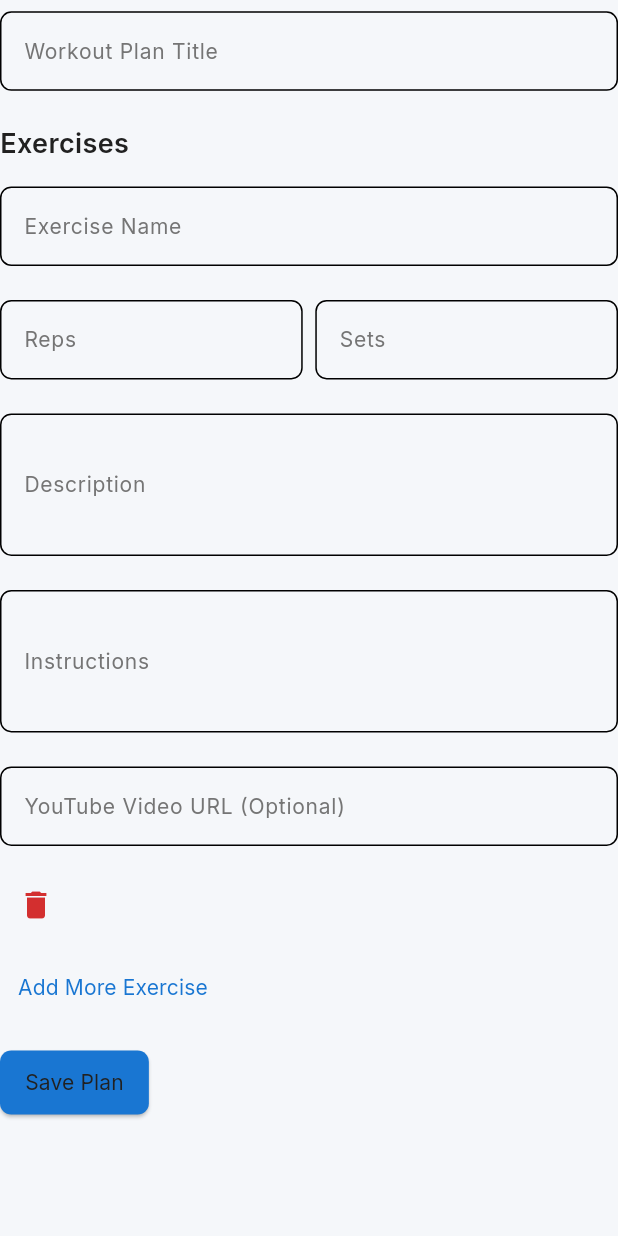
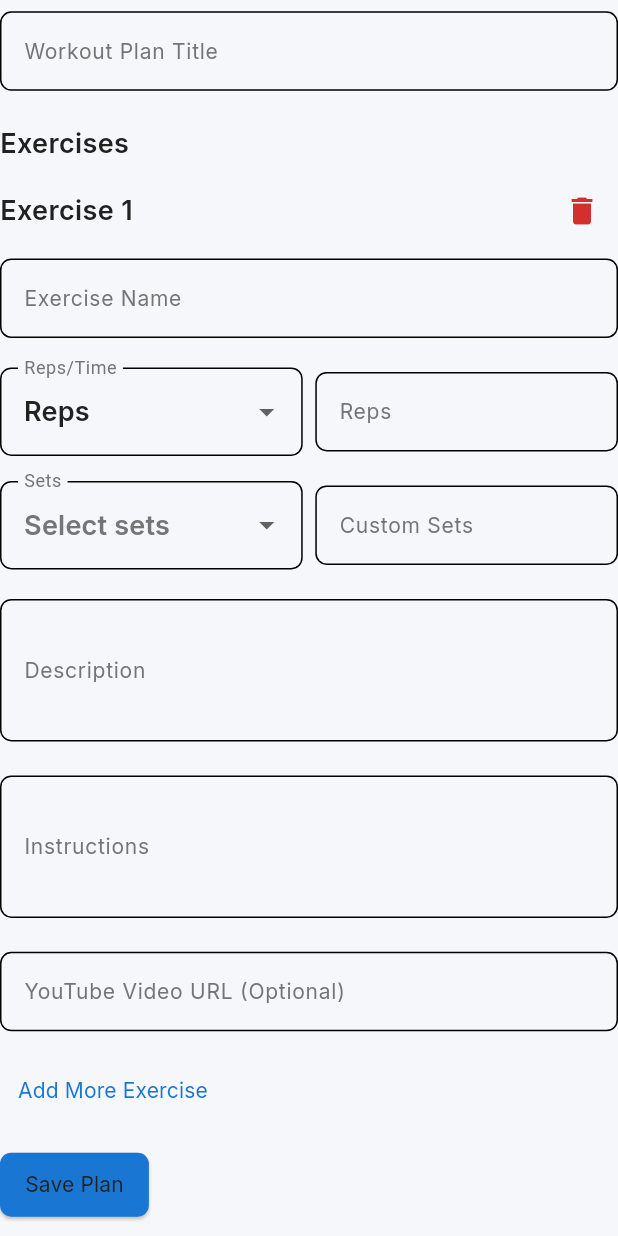
Before and after one commit to Sujin14/yeetfit_admin, a Flutter app: the WorkoutFormFields widget shown alone on an empty page, opened directly, after a tap on "Add More Exercise", on a phone screen of 412 x 824 dp. Run offline on Flutter 3.47's test engine with Material 3 defaults, Android fonts, the phone set to English and light mode, and no system bars; our stand-ins replace cloud_firestore, firebase_auth, firebase_core, flutter_screenutil, get, google_fonts; accounts and stored records are empty.

Commit message:
changed reps and set entering type

```diff
--- a/lib/features/auth/presentation/controllers/auth_controller.dart
+++ b/lib/features/auth/presentation/controllers/auth_controller.dart
@@ -78,12 +78,10 @@ class AuthController extends GetxController {
   }
 
   Future<bool> logout() async {
-    print('AuthController: Attempting to logout');
     isLoading.value = true;
     try {
       await FirebaseAuth.instance.signOut();
       Get.offAllNamed('/');
-      print('AuthController: Logout successful');
       return true;
     } catch (e) {
       Get.snackbar(
@@ -92,7 +90,6 @@ class AuthController extends GetxController {
         backgroundColor: AdminTheme.colors['error'],
         colorText: AdminTheme.colors['surface'],
       );
-      print('AuthController: Error during logout: $e');
       return false;
     } finally {
       isLoading.value = false;
--- a/lib/features/clients/presentation/controllers/plan_controller.dart
+++ b/lib/features/clients/presentation/controllers/plan_controller.dart
@@ -41,7 +41,7 @@ class PlanController extends GetxController {
     super.onInit();
     print('PlanController: onInit called');
     initializeForm();
-    fetchPlans(); // Fetch plans when controller is initialized
+    fetchPlans();
   }
 
   @override
@@ -61,23 +61,21 @@ class PlanController extends GetxController {
 
     if (planType.value.isEmpty) {
       print('PlanController: Error - planType is empty, defaulting to diet');
-      planType.value = 'diet'; // Fallback
+      planType.value = 'diet';
     } else if (planType.value != 'diet' && planType.value != 'workout') {
       print(
         'PlanController: Error - Invalid planType: ${planType.value}, defaulting to diet',
       );
-      planType.value = 'diet'; // Fallback for invalid type
+      planType.value = 'diet';
     }
     print(
       'PlanController: Initialized with planType: ${planType.value}, userId: ${userId.value}, mode: ${isEditMode.value ? 'edit' : 'add'}',
     );
 
-    // Reset form fields
     titleController.clear();
     meals.clear();
     exercises.clear();
 
-    // Initialize with one empty entry
     if (!isEditMode.value) {
       if (planType.value == 'diet') {
         meals.add({
@@ -90,6 +88,7 @@ class PlanController extends GetxController {
       } else if (planType.value == 'workout') {
         exercises.add({
           'name': '',
+          'repsType': 'reps', // Default to reps
           'reps': '',
           'sets': '',
           'description': '',
@@ -99,7 +98,6 @@ class PlanController extends GetxController {
         print('PlanController: Initialized empty workout exercise');
       }
     } else {
-      // Populate form fields for edit mode
       if (args?['plan'] != null) {
         final PlanModel plan = args['plan'];
         titleController.text = plan.title;
@@ -129,6 +127,7 @@ class PlanController extends GetxController {
                     ?.map(
                       (exercise) => {
                         'name': exercise['name'] ?? '',
+                        'repsType': exercise['repsType'] ?? 'reps',
                         'reps': exercise['reps']?.toString() ?? '',
                         'sets': exercise['sets']?.toString() ?? '',
                         'description': exercise['description'] ?? '',
@@ -196,20 +195,21 @@ class PlanController extends GetxController {
       ],
     });
     meals.refresh();
-    update(); // Trigger GetBuilder rebuild
+    update();
     print('PlanController: Added new meal');
   }
 
   void addFood(int mealIndex) {
     meals[mealIndex]['foods'].add({'name': '', 'quantity': '', 'calories': ''});
     meals.refresh();
-    update(); // Trigger GetBuilder rebuild
+    update();
     print('PlanController: Added new food to meal at index $mealIndex');
   }
 
   void addExercise() {
     exercises.add({
       'name': '',
+      'repsType': 'reps',
       'reps': '',
       'sets': '',
       'description': '',
@@ -217,21 +217,21 @@ class PlanController extends GetxController {
       'videoUrl': '',
     });
     exercises.refresh();
-    update(); // Trigger GetBuilder rebuild
+    update();
     print('PlanController: Added new exercise');
   }
 
   void removeMeal(int index) {
     meals.removeAt(index);
     meals.refresh();
-    update(); // Trigger GetBuilder rebuild
+    update();
     print('PlanController: Removed meal at index $index');
   }
 
   void removeFood(int mealIndex, int foodIndex) {
     meals[mealIndex]['foods'].removeAt(foodIndex);
     meals.refresh();
-    update(); // Trigger GetBuilder rebuild
+    update();
     print(
       'PlanController: Removed food at mealIndex $mealIndex, foodIndex $foodIndex',
     );
@@ -240,8 +240,16 @@ class PlanController extends GetxController {
   void removeExercise(int index) {
     exercises.removeAt(index);
     exercises.refresh();
-    update(); // Trigger GetBuilder rebuild
+    update();
     print('PlanController: Removed exercise at index $index');
+  }
+
+  void updateRepsType(int index, String repsType) {
+    exercises[index]['repsType'] = repsType;
+    exercises[index]['reps'] = ''; // Reset reps when type changes
+    exercises.refresh();
+    update();
+    print('PlanController: Updated repsType to $repsType at index $index');
   }
 
   Future<bool> savePlan() async {
@@ -287,8 +295,9 @@ class PlanController extends GetxController {
                 'exercises': exercises.map((exercise) {
                   return {
                     'name': exercise['name']?.trim() ?? '',
-                    'reps': int.tryParse(exercise['reps'] ?? '0') ?? 0,
-                    'sets': int.tryParse(exercise['sets'] ?? '0') ?? 0,
+                    'repsType': exercise['repsType'] ?? 'reps',
+                    'reps': exercise['reps']?.trim() ?? '',
+                    'sets': exercise['sets']?.trim() ?? '',
                     'description': exercise['description']?.trim() ?? '',
                     'instructions': exercise['instructions']?.trim() ?? '',
                     'videoUrl': exercise['videoUrl']?.trim() ?? '',
--- a/lib/features/clients/presentation/widgets/workout_form_field.dart
+++ b/lib/features/clients/presentation/widgets/workout_form_field.dart
@@ -12,7 +12,7 @@ class WorkoutFormFields extends GetView<PlanController> {
   @override
   Widget build(BuildContext context) {
     return Form(
-      key: controller.formKey, // Attach formKey for validation
+      key: controller.formKey,
       child: Column(
         crossAxisAlignment: CrossAxisAlignment.start,
         children: [
@@ -79,6 +79,24 @@ class WorkoutFormFields extends GetView<PlanController> {
                   crossAxisAlignment: CrossAxisAlignment.start,
                   children: [
                     SizedBox(height: 8.h),
+                    Row(
+                      mainAxisAlignment: MainAxisAlignment.spaceBetween,
+                      children: [
+                        Text(
+                          'Exercise ${index + 1}',
+                          style: AdminTheme.textStyles['title']!.copyWith(
+                            color: AdminTheme.colors['textPrimary'],
+                          ),
+                        ),
+                        IconButton(
+                          icon: Icon(
+                            Icons.delete,
+                            color: AdminTheme.colors['error'],
+                          ),
+                          onPressed: () => controller.removeExercise(index),
+                        ),
+                      ],
+                    ),
                     CustomTextField(
                       controller: nameController,
                       labelText: 'Exercise Name',
@@ -88,22 +106,94 @@ class WorkoutFormFields extends GetView<PlanController> {
                     Row(
                       children: [
                         Expanded(
+                          child: DropdownButtonFormField<String>(
+                            decoration: InputDecoration(
+                              labelText: 'Reps/Time',
+                              labelStyle: TextStyle(
+                                color: AdminTheme.colors['textSecondary'],
+                              ),
+                              border: OutlineInputBorder(
+                                borderRadius: BorderRadius.circular(8.r),
+                              ),
+                            ),
+                            value: exercise['repsType'] ?? 'reps',
+                            items: ['reps', 'time'].map((type) {
+                              return DropdownMenuItem(
+                                value: type,
+                                child: Text(type.capitalizeFirstLetter),
+                              );
+                            }).toList(),
+                            onChanged: (value) {
+                              if (value != null) {
+                                controller.updateRepsType(index, value);
+                                repsController.clear();
+                              }
+                            },
+                          ),
+                        ),
+                        SizedBox(width: 8.w),
+                        Expanded(
                           child: CustomTextField(
                             controller: repsController,
-                            labelText: 'Reps',
-                            keyboardType: TextInputType.number,
+                            labelText: exercise['repsType'] == 'reps'
+                                ? 'Reps'
+                                : 'Time',
+                            keyboardType: exercise['repsType'] == 'reps'
+                                ? TextInputType.number
+                                : TextInputType.text,
                             validator: (value) =>
-                                FormValidators.validateNumber(value, 'Reps'),
+                                FormValidators.validatePlanDetails(value),
+                          ),
+                        ),
+                      ],
+                    ),
+                    SizedBox(height: 8.h),
+                    Row(
+                      children: [
+                        Expanded(
+                          child: DropdownButtonFormField<String>(
+                            decoration: InputDecoration(
+                              labelText: 'Sets',
+                              labelStyle: TextStyle(
+                                color: AdminTheme.colors['textSecondary'],
+                              ),
+                              border: OutlineInputBorder(
+                                borderRadius: BorderRadius.circular(8.r),
+                              ),
+                            ),
+                            value: exercise['sets']?.isNotEmpty ?? false
+                                ? exercise['sets']
+                                : null,
+                            hint: Text(
+                              'Select sets',
+                              style: TextStyle(
+                                color: AdminTheme.colors['textSecondary'],
+                              ),
+                            ),
+                            items: List.generate(10, (i) => (i + 1).toString())
+                                .map((set) {
+                                  return DropdownMenuItem(
+                                    value: set,
+                                    child: Text(set),
+                                  );
+                                })
+                                .toList(),
+                            onChanged: (value) {
+                              if (value != null) {
+                                exercise['sets'] = value;
+                                setsController.text = value;
+                                controller.exercises.refresh();
+                              }
+                            },
                           ),
                         ),
                         SizedBox(width: 8.w),
                         Expanded(
                           child: CustomTextField(
                             controller: setsController,
-                            labelText: 'Sets',
+                            labelText: 'Custom Sets',
                             keyboardType: TextInputType.number,
-                            validator: (value) =>
-                                FormValidators.validateNumber(value, 'Sets'),
+                            validator: (value) => null, // Optional field
                           ),
                         ),
                       ],
@@ -133,14 +223,6 @@ class WorkoutFormFields extends GetView<PlanController> {
                         }
                         return null;
                       },
-                    ),
-                    SizedBox(height: 8.h),
-                    IconButton(
-                      icon: Icon(
-                        Icons.delete,
-                        color: AdminTheme.colors['error'],
-                      ),
-                      onPressed: () => controller.removeExercise(index),
                     ),
                   ],
                 );
```
